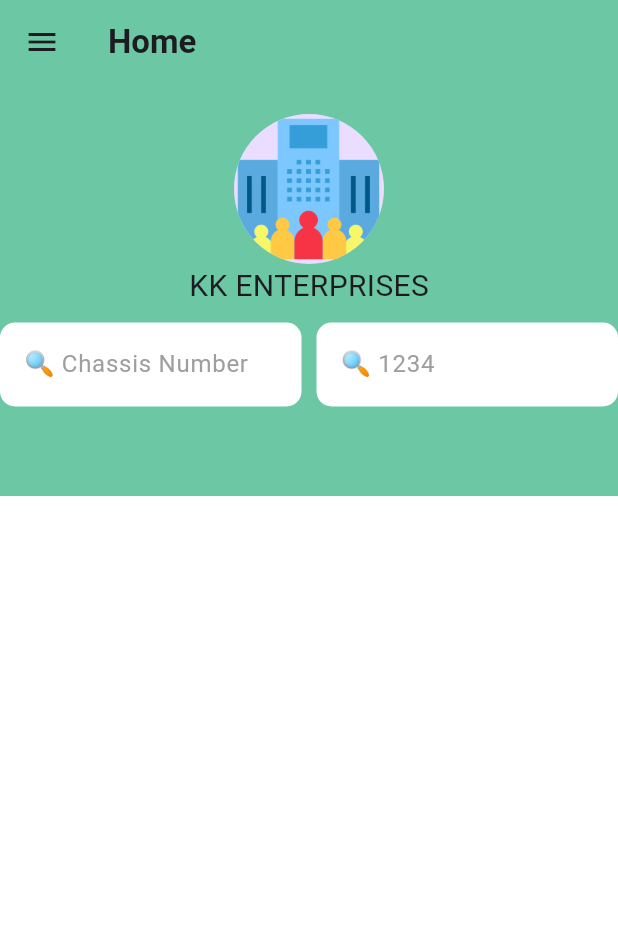
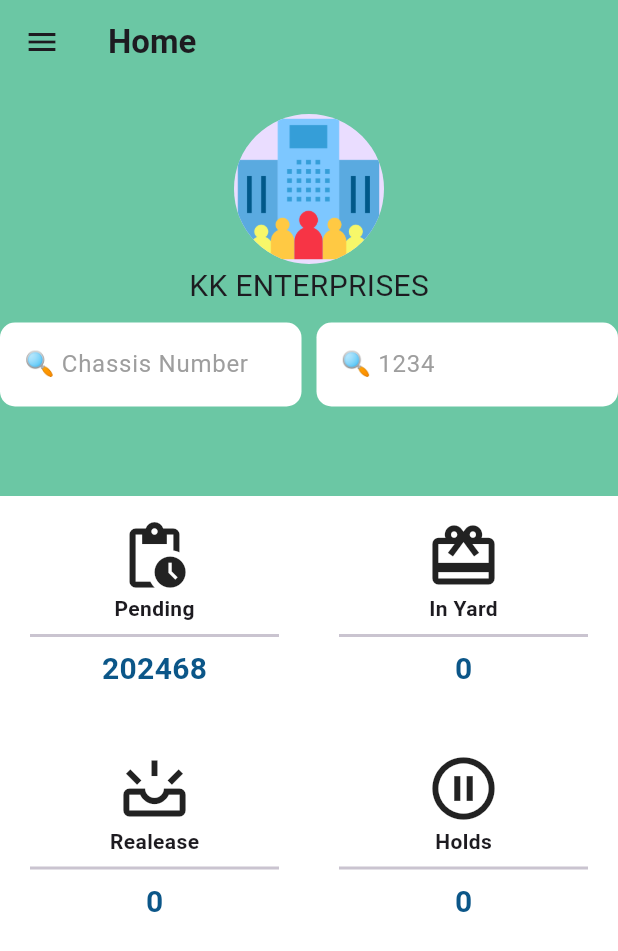
Before and after one commit to anshyyy/vehicle_check, a Flutter app: the screen it shows after launch, on a phone screen of 412 x 824 dp. Shown: the top 951 px of the screen. Run offline on Flutter 3.47's test engine with Material 2 defaults, Android fonts, the phone set to English and light mode, and no system bars.

Commit message:
Done with home page

```diff
--- a/lib/screens/home-page.dart
+++ b/lib/screens/home-page.dart
@@ -1,6 +1,7 @@
 import 'package:flutter/material.dart';
 import 'package:vehicle_check/constants.dart';
 import 'package:vehicle_check/screens/profile.dart';
+import 'package:vehicle_check/utils/reuseableCard.dart';
 
 class HomePage extends StatefulWidget {
   const HomePage({super.key});
@@ -188,7 +189,45 @@ class _HomePageState extends State<HomePage> {
                 ],
               ),
             ),
-            Row()
+            Row(
+              children: [
+                Expanded(
+                    child: ReusableCard(
+                  cardData: "202468",
+                  cardTitle: "Pending",
+                  onPress: (() {}),
+                  iconName: Icons.pending_actions,
+                )),
+                Expanded(
+                    child: ReusableCard(
+                  cardData: "0",
+                  cardTitle: "In Yard",
+                  onPress: (() {}),
+                  iconName: Icons.wallet_giftcard,
+                ))
+              ],
+            ),
+            SizedBox(
+              height: 10,
+            ),
+            Row(
+              children: [
+                Expanded(
+                    child: ReusableCard(
+                  cardData: "0",
+                  cardTitle: "Realease",
+                  onPress: (() {}),
+                  iconName: Icons.upcoming_outlined,
+                )),
+                Expanded(
+                    child: ReusableCard(
+                  cardData: "0",
+                  cardTitle: "Holds",
+                  onPress: (() {}),
+                  iconName: Icons.pause_circle_outline,
+                ))
+              ],
+            )
           ],
         ),
       ),
--- /dev/null
+++ b/lib/utils/reuseableCard.dart
@@ -0,0 +1,53 @@
+import 'package:flutter/material.dart';
+import 'package:vehicle_check/constants.dart';
+
+class ReusableCard extends StatelessWidget {
+  ReusableCard(
+      {required this.cardTitle,
+      required this.cardData,
+      required this.onPress,
+      required this.iconName});
+
+  final String cardTitle;
+  final IconData iconName;
+  final String cardData;
+  final VoidCallback?
+      onPress; // VoidCallback is just shorthand for void Function() so you could also define it as final void Function() onPressed;
+  @override
+  Widget build(BuildContext context) {
+    return GestureDetector(
+      onTap: onPress,
+      child: Center(
+        child: Container(
+          child: Column(
+            children: [
+              Icon(
+                iconName,
+                size: 50.0,
+              ),
+              Text(
+                cardTitle,
+                style: TextStyle(fontWeight: FontWeight.bold),
+              ),
+              Divider(
+                thickness: 2,
+                indent: 5,
+                endIndent: 5,
+              ),
+              Text(
+                cardData,
+                style: TextStyle(
+                    fontWeight: FontWeight.bold, fontSize: 20, color: kBlue),
+              )
+            ],
+          ),
+          margin: const EdgeInsets.all(15),
+          decoration: BoxDecoration(
+            color: Colors.white,
+            borderRadius: BorderRadius.circular(10.0),
+          ),
+        ),
+      ),
+    );
+  }
+}
```
